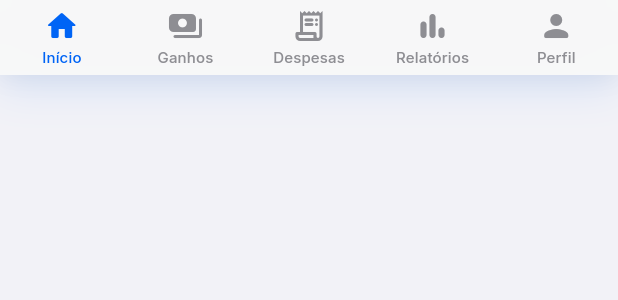
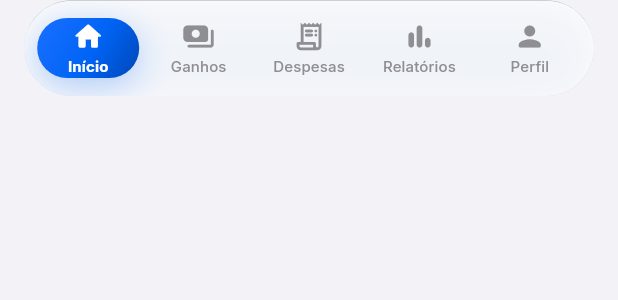
Before and after one commit to solerpedroo/driveflow, a Flutter app: the DriveFlowBottomNavBar widget shown alone on an empty page, opened directly with empty values, on a phone screen of 412 x 824 dp. Shown: the top 300 px of the screen. Run offline on Flutter 3.47's test engine with Material 3 defaults, Android fonts, the phone set to English and light mode, and no system bars; our stand-ins replace cached_network_image, connectivity_plus, dio, file_picker, fl_chart, flutter_hooks and 14 more; missing offline and left inert: google_mlkit_text_recognition; accounts and stored records are empty; network calls fail; statements that could not run were skipped.

```diff
--- a/lib/shared/widgets/driveflow_bottom_nav_bar.dart
+++ b/lib/shared/widgets/driveflow_bottom_nav_bar.dart
@@ -4,12 +4,14 @@ import 'package:flutter/material.dart';
 
 import '../../core/theme/app_colors.dart';
 import '../../core/theme/app_elevation.dart';
+import '../../core/theme/app_gradients.dart';
 import '../../core/theme/app_motion.dart';
 import '../../core/utils/df_haptics.dart';
+import 'design_system/df_glass_surface.dart';
 
 const Duration kDriveFlowTabSwitchDuration = DriveFlowMotion.normal;
 
-/// Tab bar estilo Cupertino — blur, ícones, azul system no ativo.
+/// Tab bar híbrido — blur Cupertino + cápsula flutuante Mescla + pill ReuniAI.
 class DriveFlowBottomNavBar extends StatelessWidget {
   const DriveFlowBottomNavBar({
     required this.selectedIndex,
@@ -38,36 +40,29 @@ class DriveFlowBottomNavBar extends StatelessWidget {
     'Perfil',
   ];
 
+  static const double _itemTrackHeight = 52;
+
   @override
   Widget build(BuildContext context) {
     final theme = Theme.of(context);
-    final brightness = theme.brightness;
-    final active = AppColors.systemBlue;
     final inactive = AppColors.bottomNavInactive(theme);
 
-    return DecoratedBox(
-      decoration: BoxDecoration(
-        border: AppElevation.rimLight(brightness),
-        boxShadow: AppElevation.navShellShadow(brightness),
-      ),
-      child: ClipRect(
-        child: BackdropFilter(
-          filter: ImageFilter.blur(sigmaX: 20, sigmaY: 20),
-          child: ColoredBox(
-            color: AppColors.bottomNavBarShell(theme),
-            child: SafeArea(
-              top: false,
+    return Padding(
+      padding: const EdgeInsets.fromLTRB(16, 0, 16, 12),
+      child: DfGlassSurface(
+        borderRadius: BorderRadius.circular(100),
+        padding: const EdgeInsets.symmetric(horizontal: 6, vertical: 6),
+        sigma: 20,
         child: SizedBox(
-                height: 50,
+          height: _itemTrackHeight,
           child: Row(
             children: [
               for (var i = 0; i < itemCount; i++)
                 Expanded(
-                        child: _TabItem(
+                  child: _NavItem(
                     icon: _icons[i],
                     label: _labels[i],
                     isActive: selectedIndex == i,
-                          activeColor: active,
                     inactiveColor: inactive,
                     onTap: () {
                       DfHaptics.selection();
@@ -79,19 +74,15 @@ class DriveFlowBottomNavBar extends StatelessWidget {
           ),
         ),
       ),
-          ),
-        ),
-      ),
     );
   }
 }
 
-class _TabItem extends StatelessWidget {
-  const _TabItem({
+class _NavItem extends StatelessWidget {
+  const _NavItem({
     required this.icon,
     required this.label,
     required this.isActive,
-    required this.activeColor,
     required this.inactiveColor,
     required this.onTap,
   });
@@ -99,30 +90,50 @@ class _TabItem extends StatelessWidget {
   final IconData icon;
   final String label;
   final bool isActive;
-  final Color activeColor;
   final Color inactiveColor;
   final VoidCallback onTap;
 
   @override
   Widget build(BuildContext context) {
-    final color = isActive ? activeColor : inactiveColor;
+    final contentColor = isActive ? Colors.white : inactiveColor;
 
     return Material(
       color: Colors.transparent,
       child: InkWell(
         onTap: onTap,
+        borderRadius: BorderRadius.circular(100),
+        child: Center(
+          child: AnimatedContainer(
+            duration: DriveFlowMotion.fast,
+            curve: Curves.easeInOut,
+            constraints: BoxConstraints(
+              minWidth: isActive ? 68 : 44,
+              minHeight: 40,
+            ),
+            decoration: isActive
+                ? BoxDecoration(
+                    gradient: AppGradients.brand,
+                    borderRadius: BorderRadius.circular(100),
+                    boxShadow: AppElevation.brandGlow(
+                      Theme.of(context).brightness,
+                    ),
+                  )
+                : null,
+            child: Padding(
+              padding: EdgeInsets.symmetric(horizontal: isActive ? 10 : 4),
               child: Column(
+                mainAxisSize: MainAxisSize.min,
                 mainAxisAlignment: MainAxisAlignment.center,
                 children: [
-            Icon(icon, size: 24, color: color),
+                  Icon(icon, size: 22, color: contentColor),
                   const SizedBox(height: 2),
                   Text(
                     label,
                     style: TextStyle(
                       fontSize: 10,
-                fontWeight: FontWeight.w500,
-                letterSpacing: 0.12,
-                color: color,
+                      fontWeight: isActive ? FontWeight.w700 : FontWeight.w500,
+                      letterSpacing: 0.1,
+                      color: contentColor,
                     ),
                     maxLines: 1,
                     overflow: TextOverflow.ellipsis,
@@ -130,6 +141,9 @@ class _TabItem extends StatelessWidget {
                 ],
               ),
             ),
+          ),
+        ),
+      ),
     );
   }
 }
```
Lines whose indentation alone changed are shown as unchanged.
